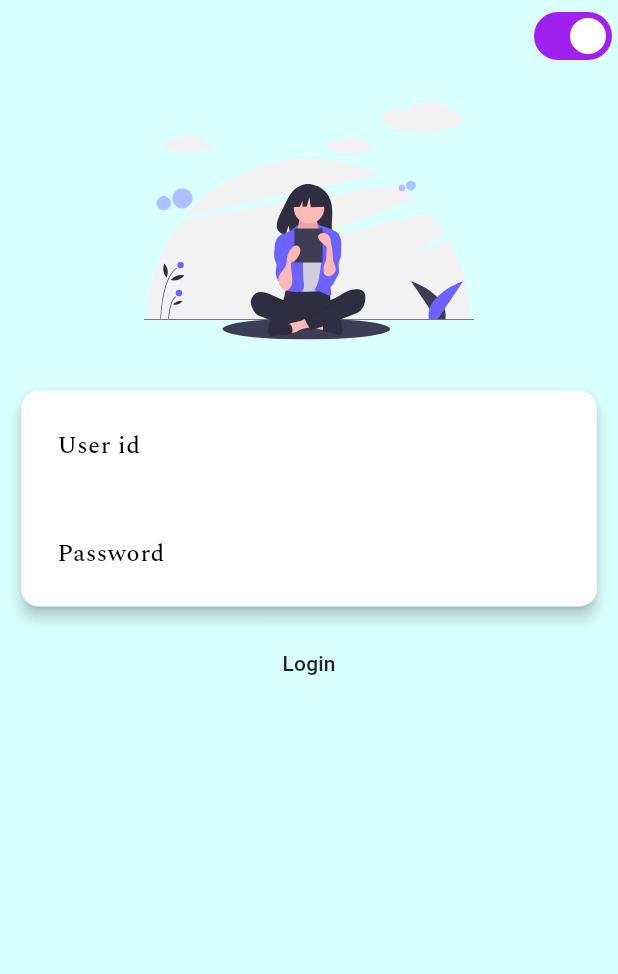
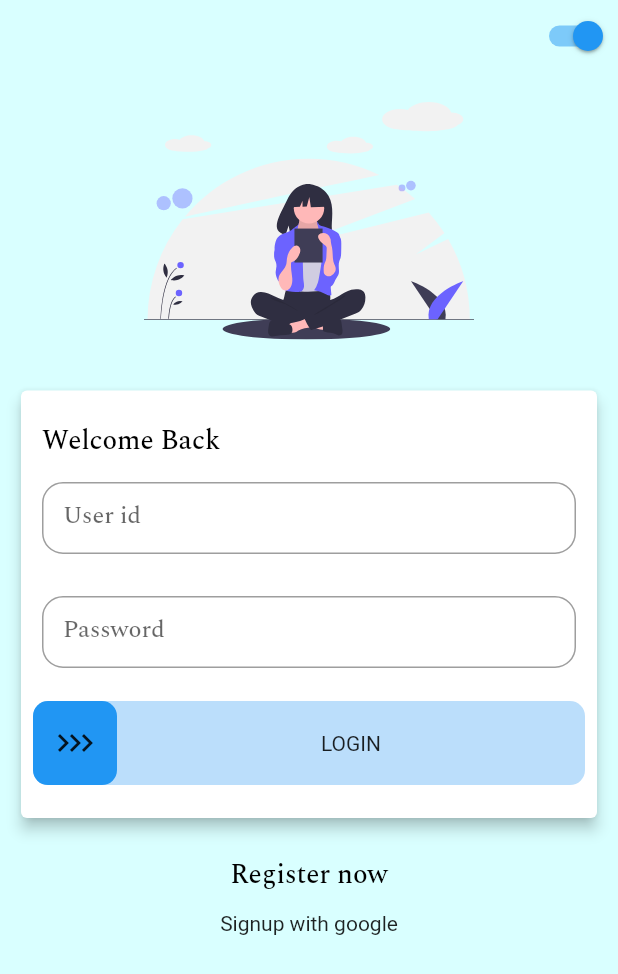
Before and after one commit to PushparajManickam/login, a Flutter app: the LoginScreen screen opened directly, on a phone screen of 412 x 824 dp. Shown: the top 974 px of the screen. Run offline on Flutter 3.47's test engine with Material 2 defaults, Android fonts, the phone set to English and light mode, and no system bars; our stand-ins replace flutter_svg, google_fonts.

```diff
--- a/lib/screens/login_screen.dart
+++ b/lib/screens/login_screen.dart
@@ -1,10 +1,11 @@
 import 'package:flutter/material.dart';
 import 'package:flutter_svg/flutter_svg.dart';
+import 'package:login/utils/globals.dart' as globals;
+import 'package:login/utils/my_box_model.dart';
 import 'package:login/utils/my_colors.dart';
 import 'package:login/utils/my_global_declaration.dart';
-import 'package:login/utils/my_global_variable.dart';
 import 'package:login/utils/my_textstyle.dart';
-import 'package:login/utils/globals.dart' as globals;
+import 'package:login/widget/swipe_button.dart';
 
 class LoginScreen extends StatefulWidget {
   const LoginScreen({super.key});
@@ -19,14 +20,13 @@ class _LoginScreenState extends State<LoginScreen> {
   final _formKey = GlobalKey<FormState>();
   @override
   Widget build(BuildContext context) {
-    Size _myDeviceSize = MediaQuery.of(context).size;
+    Size myDeviceSize = MediaQuery.of(context).size;
     return SafeArea(
       child: Scaffold(
         resizeToAvoidBottomInset: false,
         primary: false,
         backgroundColor: MyColor.backGroundColor,
-        body: Form(
-          key: _formKey,
+        body: SingleChildScrollView(
           child: Column(
             mainAxisAlignment: MainAxisAlignment.start,
             children: [
@@ -47,25 +47,40 @@ class _LoginScreenState extends State<LoginScreen> {
                   20,
                 ),
                 child: SvgPicture.asset(
-                  "${MyGlobalVariable.svgPath}LoginSVG_1.svg",
+                  "assets/svg/LoginSVG_1.svg",
+                  width: myDeviceSize.width * 0.6,
                   height: 158.35,
                 ),
               ),
               Card(
                 elevation: globals.cardElevation,
                 margin: const EdgeInsets.all(14),
+                child: Form(
+                  key: _formKey,
                   child: Column(
+                    crossAxisAlignment: CrossAxisAlignment.start,
                     children: [
                       Padding(
+                        padding: const EdgeInsets.only(
+                          left: 14.0,
+                          top: 20.0,
+                        ),
+                        child: Text(
+                          "Welcome Back",
+                          style: MyTextStyle.titleTextStyle,
+                        ),
+                      ),
+                      Padding(
                         padding: const EdgeInsets.all(
-                        8.0,
+                          14.0,
                         ),
                         child: TextFormField(
                           controller: _userIDController,
                           decoration: InputDecoration(
-                          hintText: "User id",
-                          hintStyle: MyTextField.textFieldTextStyle,
+                            labelText: "User id",
+                            labelStyle: MyTextStyle.textFieldTextStyle,
                             border: MyGlobalDeclaration.textfieldBorder,
+                            contentPadding: MyBoxModel.textFieldContentPadding,
                           ),
                           validator: (value) {
                             if (value == null || value.isEmpty) {
@@ -77,14 +92,15 @@ class _LoginScreenState extends State<LoginScreen> {
                       ),
                       Padding(
                         padding: const EdgeInsets.all(
-                        8.0,
+                          14.0,
                         ),
                         child: TextFormField(
                           controller: _passwordController,
                           decoration: InputDecoration(
-                          hintText: "Password",
-                          hintStyle: MyTextField.textFieldTextStyle,
+                            labelText: "Password",
+                            labelStyle: MyTextStyle.textFieldTextStyle,
                             border: MyGlobalDeclaration.textfieldBorder,
+                            contentPadding: MyBoxModel.textFieldContentPadding,
                           ),
                           validator: (value) {
                             if (value == null || value.isEmpty) {
@@ -94,15 +110,66 @@ class _LoginScreenState extends State<LoginScreen> {
                           },
                         ),
                       ),
+                      Padding(
+                        padding: const EdgeInsets.all(
+                          8,
+                        ),
+                        child: SwipeButton(
+                          key: const Key("SwipeKey"),
+                          thumb: Row(
+                            mainAxisAlignment: MainAxisAlignment.center,
+                            children: const <Widget>[
+                              Align(
+                                widthFactor: 0.33,
+                                child: Icon(
+                                  Icons.chevron_right,
+                                ),
+                              ),
+                              Align(
+                                widthFactor: 0.33,
+                                child: Icon(
+                                  Icons.chevron_right,
+                                ),
+                              ),
+                              Align(
+                                widthFactor: 0.33,
+                                child: Icon(
+                                  Icons.chevron_right,
+                                ),
+                              ),
+                            ],
+                          ),
+                          content: const Center(
+                            child: Text('LOGIN'),
+                          ),
+                          onChanged: (result) {
+                            if (_formKey.currentState!.validate()) {
+                              debugPrint("Validate value!!!");
+                            }
+                          },
+                          borderRadius: const BorderRadius.all(
+                            Radius.circular(
+                              10,
+                            ),
+                          ),
+                        ),
+                      ),
+                      const SizedBox(
+                        height: 14,
+                      ),
                     ],
                   ),
                 ),
-              MaterialButton(
+              ),
+              //Registration screen
+              TextButton(
                 onPressed: () {},
-                child: const Text(
-                  "Login",
+                child: Text(
+                  "Register now",
+                  style: MyTextStyle.titleTextStyle,
                 ),
               ),
+              const Text("Signup with google")
             ],
           ),
         ),
--- /dev/null
+++ b/lib/utils/my_box_model.dart
@@ -0,0 +1,5 @@
+import 'package:flutter/material.dart';
+
+class MyBoxModel {
+  static const EdgeInsets textFieldContentPadding = EdgeInsets.all(14.0);
+}
--- a/lib/utils/my_textstyle.dart
+++ b/lib/utils/my_textstyle.dart
@@ -2,7 +2,7 @@ import 'package:flutter/material.dart';
 import 'package:google_fonts/google_fonts.dart';
 import 'package:login/utils/my_colors.dart';
 
-class MyTextField {
+class MyTextStyle {
   static const double smallSize = 12;
   static const double defaultSize = 14;
   static const double normalSize = 16;
--- /dev/null
+++ b/lib/widget/swipe_button.dart
@@ -0,0 +1,207 @@
+import 'package:flutter/material.dart';
+import 'package:flutter/physics.dart';
+
+enum SwipePosition {
+  swipeLeft,
+  swipeRight,
+}
+
+class SwipeButton extends StatefulWidget {
+  const SwipeButton({
+    required Key key,
+    required this.thumb,
+    required this.content,
+    required BorderRadius borderRadius,
+    this.initialPosition = SwipePosition.swipeLeft,
+    required this.onChanged,
+    this.height = 56.0,
+  })  : assert(initialPosition != null && onChanged != null && height != null),
+        this.borderRadius = borderRadius,
+        super(key: key);
+
+  final Widget thumb;
+  final Widget content;
+  final BorderRadius borderRadius;
+  final double height;
+  final SwipePosition initialPosition;
+  final ValueChanged<SwipePosition> onChanged;
+
+  @override
+  SwipeButtonState createState() => SwipeButtonState();
+}
+
+class SwipeButtonState extends State<SwipeButton>
+    with SingleTickerProviderStateMixin {
+  final GlobalKey _containerKey = GlobalKey();
+  final GlobalKey _positionedKey = GlobalKey();
+
+  AnimationController? _controller;
+  Animation<double>? _contentAnimation;
+  Offset _start = Offset.zero;
+
+  RenderBox get _positioned =>
+      _positionedKey.currentContext!.findRenderObject() as RenderBox;
+
+  RenderBox get _container =>
+      _containerKey.currentContext!.findRenderObject() as RenderBox;
+
+  @override
+  void initState() {
+    super.initState();
+    _controller = AnimationController.unbounded(vsync: this);
+    _contentAnimation = Tween<double>(begin: 1.0, end: 0.0)
+        .animate(CurvedAnimation(parent: _controller!, curve: Curves.easeOut));
+    if (widget.initialPosition == SwipePosition.swipeRight) {
+      _controller!.value = 1.0;
+    }
+  }
+
+  @override
+  void dispose() {
+    _controller!.dispose();
+    super.dispose();
+  }
+
+  @override
+  Widget build(BuildContext context) {
+    final theme = Theme.of(context);
+    return SizedBox(
+      width: double.infinity,
+      height: widget.height,
+      child: Stack(
+        key: _containerKey,
+        children: <Widget>[
+          DecoratedBox(
+            decoration: BoxDecoration(
+              color: theme.primaryColorLight,
+              borderRadius: widget.borderRadius,
+            ),
+            child: ClipRRect(
+              clipper: _SwipeButtonClipper(
+                animation: _controller!,
+                borderRadius: widget.borderRadius,
+              ),
+              borderRadius: widget.borderRadius,
+              child: SizedBox.expand(
+                child: Padding(
+                  padding: EdgeInsets.only(left: widget.height),
+                  child: FadeTransition(
+                    opacity: _contentAnimation!,
+                    child: widget.content,
+                  ),
+                ),
+              ),
+            ),
+          ),
+          AnimatedBuilder(
+            animation: _controller!,
+            builder: (BuildContext context, Widget? child) {
+              return Align(
+                alignment: Alignment((_controller!.value * 2.0) - 1.0, 0.0),
+                child: child,
+              );
+            },
+            child: GestureDetector(
+              onHorizontalDragStart: _onDragStart,
+              onHorizontalDragUpdate: _onDragUpdate,
+              onHorizontalDragEnd: _onDragEnd,
+              child: Container(
+                key: _positionedKey,
+                width: widget.height,
+                height: widget.height,
+                decoration: BoxDecoration(
+                  color: theme.primaryColor,
+                  borderRadius: widget.borderRadius,
+                ),
+                child: widget.thumb,
+              ),
+            ),
+          ),
+        ],
+      ),
+    );
+  }
+
+  void _onDragStart(DragStartDetails details) {
+    final pos = _positioned.globalToLocal(details.globalPosition);
+    _start = Offset(pos.dx, 0.0);
+    _controller!.stop(canceled: true);
+  }
+
+  void _onDragUpdate(DragUpdateDetails details) {
+    final pos = _container.globalToLocal(details.globalPosition) - _start;
+    final extent = _container.size.width - _positioned.size.width;
+    _controller!.value = (pos.dx.clamp(0.0, extent) / extent);
+  }
+
+  void _onDragEnd(DragEndDetails details) {
+    final extent = _container.size.width - _positioned.size.width;
+    var fractionalVelocity = (details.primaryVelocity! / extent).abs();
+    if (fractionalVelocity < 0.5) {
+      fractionalVelocity = 0.5;
+    }
+    SwipePosition result;
+    double acceleration, velocity;
+    if (_controller!.value > 0.5) {
+      acceleration = 0.5;
+      velocity = fractionalVelocity;
+      result = SwipePosition.swipeRight;
+    } else {
+      acceleration = -0.5;
+      velocity = -fractionalVelocity;
+      result = SwipePosition.swipeLeft;
+    }
+    final simulation = _SwipeSimulation(
+      acceleration,
+      _controller!.value,
+      1.0,
+      velocity,
+    );
+    _controller!.animateWith(simulation).then((_) {
+      if (widget.onChanged != null) {
+        widget.onChanged(result);
+      }
+    });
+  }
+}
+
+class _SwipeSimulation extends GravitySimulation {
+  _SwipeSimulation(
+      double acceleration, double distance, double endDistance, double velocity)
+      : super(acceleration, distance, endDistance, velocity);
+
+  @override
+  double x(double time) => super.x(time).clamp(0.0, 1.0);
+
+  @override
+  bool isDone(double time) {
+    final _x = x(time).abs();
+    return _x <= 0.0 || _x >= 1.0;
+  }
+}
+
+class _SwipeButtonClipper extends CustomClipper<RRect> {
+  const _SwipeButtonClipper({
+    required this.animation,
+    required this.borderRadius,
+  })  : assert(animation != null && borderRadius != null),
+        super(reclip: animation);
+
+  final Animation<double> animation;
+  final BorderRadius borderRadius;
+
+  @override
+  RRect getClip(Size size) {
+    return borderRadius.toRRect(
+      Rect.fromLTRB(
+        size.width * animation.value,
+        0.0,
+        size.width,
+        size.height,
+      ),
+    );
+  }
+
+  @override
+  bool shouldReclip(_SwipeButtonClipper oldClipper) => true;
+}
--- a/pubspec.yaml
+++ b/pubspec.yaml
@@ -57,8 +57,8 @@ flutter:
   uses-material-design: true
   # To add assets to your application, add an assets section, like this:
   assets:
-    - assets/svg
-    - assets/images
+    - assets/svg/
+    - assets/images/
 
   # An image asset can refer to one or more resolution-specific "variants", see
   # https://flutter.dev/assets-and-images/#resolution-aware
```
Also changed, not shown: lib/main.dart (+9 -8 lines), lib/screens/registration_screen.dart (added, +23 -0 lines), lib/screens/subscription.dart (added, +219 -0 lines). Lines whose indentation alone changed are shown as unchanged.
